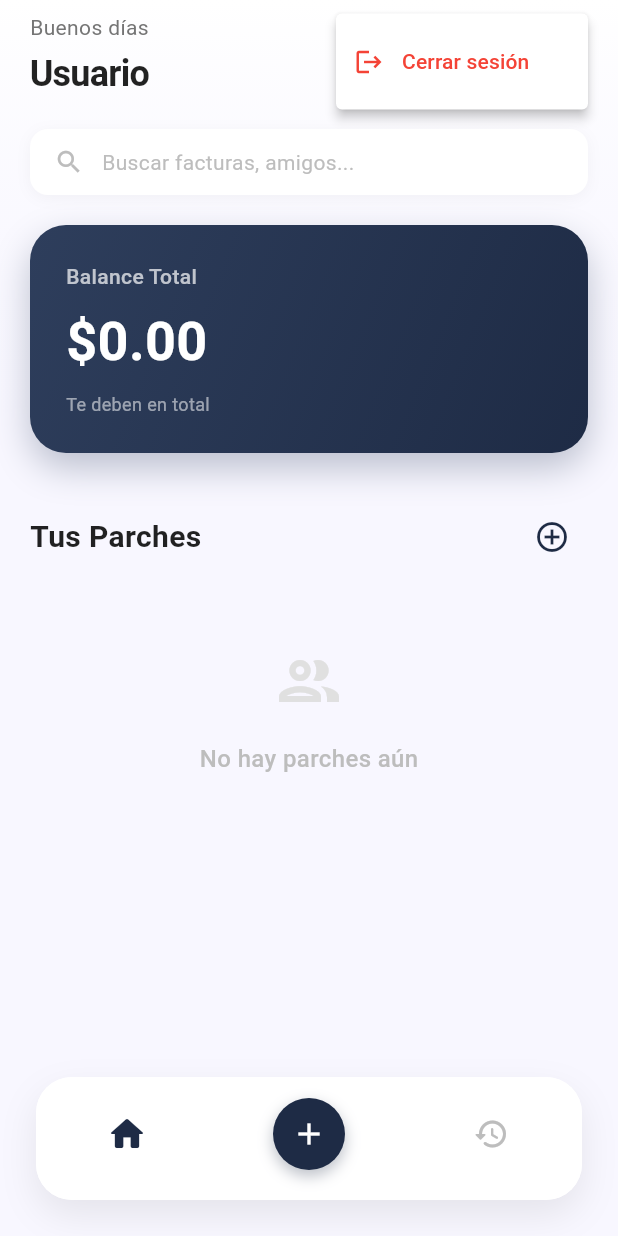
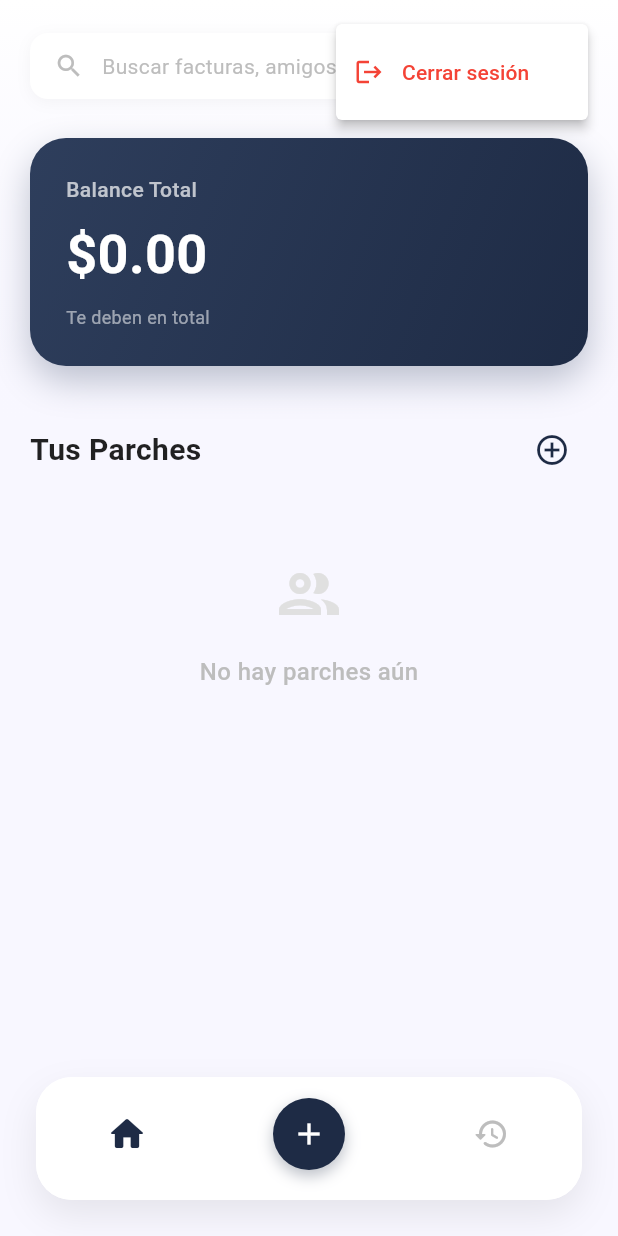
Before and after one commit to AndresPalacio/parchando-front, a Flutter app: the HomeScreen screen opened directly, after a tap on the "person" icon, on a phone screen of 412 x 824 dp. Run offline on Flutter 3.47's test engine with Material 3 defaults, Android fonts, the phone set to English and light mode, and no system bars; our stand-ins replace file_picker, freezed_annotation; missing offline and left inert: amplify_auth_cognito, amplify_flutter; network calls fail.

Commit message:
refactoring home

```diff
--- a/lib/screens/home_screen.dart
+++ b/lib/screens/home_screen.dart
@@ -19,8 +19,6 @@ class _HomeScreenState extends State<HomeScreen> {
   late PatchStorageService _patchStorage;
   List<Patch> _patches = [];
   bool _isLoading = true;
-  String? _userName;
-  String? _userEmail;
 
   @override
   void initState() {
@@ -31,47 +29,9 @@ class _HomeScreenState extends State<HomeScreen> {
   Future<void> _initializeStorage() async {
     _patchStorage = PatchStorageService();
 
-    // Cargar información del usuario
-    await _loadUserInfo();
-
     // Solo cargar los parches al inicio
     // Las facturas y friends solo se cargarán cuando se necesiten para editar
     await _loadPatches();
-  }
-
-  Future<void> _loadUserInfo() async {
-    try {
-      final user = await getCurrentUser();
-      final attributes = await Amplify.Auth.fetchUserAttributes();
-
-      String? name;
-      String? email;
-
-      // Buscar email y nombre en los atributos
-      for (final attr in attributes) {
-        if (attr.userAttributeKey == CognitoUserAttributeKey.email) {
-          email = attr.value;
-        } else if (attr.userAttributeKey == CognitoUserAttributeKey.name) {
-          name = attr.value;
-        } else if (attr.userAttributeKey == CognitoUserAttributeKey.givenName) {
-          name = attr.value;
-        }
-      }
-
-      // Si no hay nombre, usar el email o el userId
-      name = name ?? email ?? user.userId;
-
-      setState(() {
-        _userName = name;
-        _userEmail = email;
-      });
-    } catch (e) {
-      // Si no se puede obtener el usuario, usar valores por defecto
-      setState(() {
-        _userName = null;
-        _userEmail = null;
-      });
-    }
   }
 
   Future<void> _loadPatches() async {
@@ -118,101 +78,13 @@ class _HomeScreenState extends State<HomeScreen> {
           SafeArea(
             child: Column(
               children: [
-                // Header moderno tipo Uber
+                // Header con búsqueda y acciones
                 Padding(
-                  padding: const EdgeInsets.fromLTRB(20, 8, 20, 20),
-                  child: Column(
-                    crossAxisAlignment: CrossAxisAlignment.start,
-                    children: [
-                      // Primera fila: Saludo y notificaciones
-                      Row(
-                        mainAxisAlignment: MainAxisAlignment.spaceBetween,
+                  padding: const EdgeInsets.fromLTRB(20, 16, 20, 20),
+                  child: Row(
                     children: [
                       Expanded(
-                            child: Column(
-                              crossAxisAlignment: CrossAxisAlignment.start,
-                              children: [
-                                Text(
-                                  _getGreeting(),
-                                  style: TextStyle(
-                                    fontSize: 14,
-                                    color: Colors.grey[600],
-                                    fontWeight: FontWeight.w400,
-                                  ),
-                                ),
-                                const SizedBox(height: 4),
-                                Text(
-                                  _userName ?? 'Usuario',
-                                  style: const TextStyle(
-                                    fontSize: 24,
-                                    fontWeight: FontWeight.bold,
-                                    color: Colors.black87,
-                                    letterSpacing: -0.5,
-                                  ),
-                                  maxLines: 1,
-                                  overflow: TextOverflow.ellipsis,
-                                ),
-                              ],
-                            ),
-                          ),
-                          Row(
-                            children: [
-                              Container(
-                                padding: const EdgeInsets.all(10),
-                                decoration: BoxDecoration(
-                                  color: Colors.grey[100],
-                                  shape: BoxShape.circle,
-                                ),
-                                child: const Icon(Icons.notifications_outlined,
-                                  color: Colors.black87, size: 20),
-                              ),
-                              const SizedBox(width: 12),
-                              PopupMenuButton<String>(
-                                icon: Container(
-                                  width: 40,
-                                  height: 40,
-                                  decoration: const BoxDecoration(
-                                    color: Color(0xFF1E2B45),
-                                    shape: BoxShape.circle,
-                                  ),
-                                  child: _userName != null
-                                    ? Center(
-                                        child: Text(
-                                          _userName!.substring(0, 1).toUpperCase(),
-                                          style: const TextStyle(
-                                            color: Colors.white,
-                                            fontWeight: FontWeight.bold,
-                                            fontSize: 16,
-                                          ),
-                                        ),
-                                      )
-                                    : const Icon(Icons.person, color: Colors.white, size: 20),
-                                ),
-                                onSelected: (value) {
-                                  if (value == 'logout') {
-                                    _handleLogout();
-                                  }
-                                },
-                                itemBuilder: (BuildContext context) => [
-                                  const PopupMenuItem<String>(
-                                    value: 'logout',
-                                    child: Row(
-                                      children: [
-                                        Icon(Icons.logout, color: Colors.red, size: 20),
-                                        SizedBox(width: 12),
-                                        Text('Cerrar sesión', style: TextStyle(color: Colors.red)),
-                                      ],
-                                    ),
-                                  ),
-                                ],
-                              ),
-                            ],
-                          ),
-                        ],
-                      ),
-                      const SizedBox(height: 20),
-                      // Barra de búsqueda
-                      Container(
+                        child: Container(
                           padding: const EdgeInsets.symmetric(horizontal: 16, vertical: 12),
                           decoration: BoxDecoration(
                             color: Colors.white,
@@ -240,6 +112,46 @@ class _HomeScreenState extends State<HomeScreen> {
                               ),
                             ],
                           ),
+                        ),
+                      ),
+                      const SizedBox(width: 12),
+                      Container(
+                        padding: const EdgeInsets.all(10),
+                        decoration: BoxDecoration(
+                          color: Colors.grey[100],
+                          shape: BoxShape.circle,
+                        ),
+                        child: const Icon(Icons.notifications_outlined,
+                          color: Colors.black87, size: 20),
+                      ),
+                      const SizedBox(width: 12),
+                      PopupMenuButton<String>(
+                        icon: Container(
+                          width: 40,
+                          height: 40,
+                          decoration: const BoxDecoration(
+                            color: Color(0xFF1E2B45),
+                            shape: BoxShape.circle,
+                          ),
+                          child: const Icon(Icons.person, color: Colors.white, size: 20),
+                        ),
+                        onSelected: (value) {
+                          if (value == 'logout') {
+                            _handleLogout();
+                          }
+                        },
+                        itemBuilder: (BuildContext context) => [
+                          const PopupMenuItem<String>(
+                            value: 'logout',
+                            child: Row(
+                              children: [
+                                Icon(Icons.logout, color: Colors.red, size: 20),
+                                SizedBox(width: 12),
+                                Text('Cerrar sesión', style: TextStyle(color: Colors.red)),
+                              ],
+                            ),
+                          ),
+                        ],
                       ),
                     ],
                   ),
@@ -490,17 +402,6 @@ class _HomeScreenState extends State<HomeScreen> {
     return 0.0;
   }
 
-  String _getGreeting() {
-    final hour = DateTime.now().hour;
-    if (hour < 12) {
-      return 'Buenos días';
-    } else if (hour < 18) {
-      return 'Buenas tardes';
-    } else {
-      return 'Buenas noches';
-    }
-  }
-
   Future<void> _handleLogout() async {
     // Mostrar diálogo de confirmación
     final shouldLogout = await showDialog<bool>(
```
Lines whose indentation alone changed are shown as unchanged.
